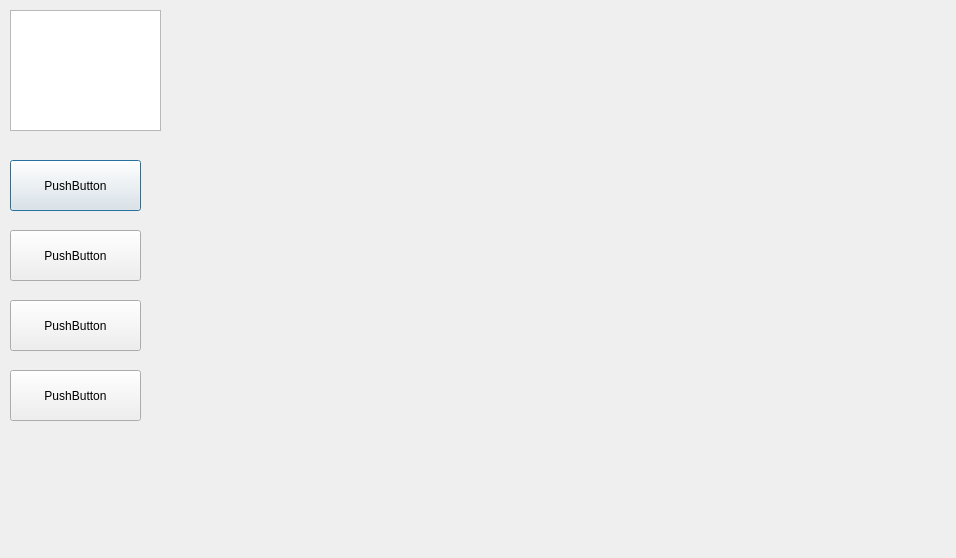
The window that TomatoClock/managetasks.ui (TomatoClock0/TomatoClock_team) describes before a commit, drawn with Qt 5.
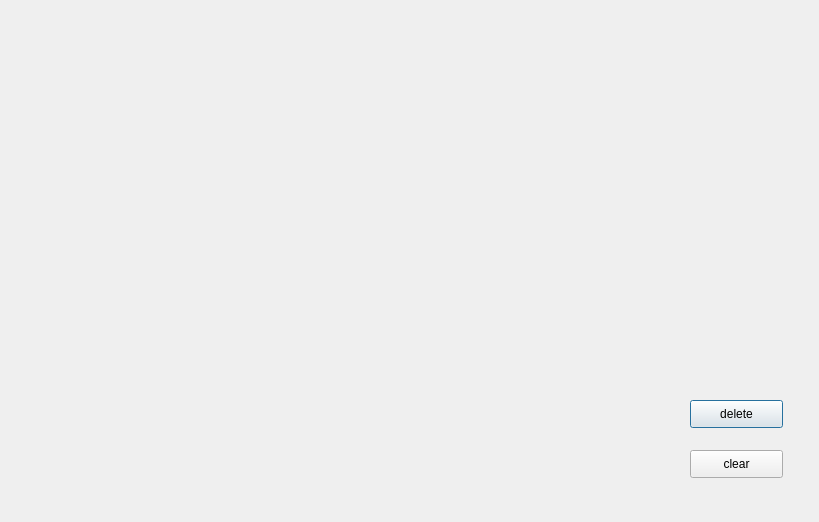
The same window after the commit.

```diff
--- a/TomatoClock/managetasks.ui
+++ b/TomatoClock/managetasks.ui
@@ -6,73 +6,37 @@
    <rect>
     <x>0</x>
     <y>0</y>
-    <width>956</width>
-    <height>558</height>
+    <width>819</width>
+    <height>522</height>
    </rect>
   </property>
   <property name="windowTitle">
    <string>Dialog</string>
   </property>
-  <widget class="QGraphicsView" name="graphicsView">
-   <property name="geometry">
-    <rect>
-     <x>10</x>
-     <y>10</y>
-     <width>151</width>
-     <height>121</height>
-    </rect>
-   </property>
-  </widget>
   <widget class="QPushButton" name="pushButton">
    <property name="geometry">
     <rect>
-     <x>10</x>
-     <y>160</y>
-     <width>131</width>
-     <height>51</height>
+     <x>690</x>
+     <y>400</y>
+     <width>93</width>
+     <height>28</height>
     </rect>
    </property>
    <property name="text">
-    <string>PushButton</string>
+    <string>delete</string>
    </property>
   </widget>
   <widget class="QPushButton" name="pushButton_2">
    <property name="geometry">
     <rect>
-     <x>10</x>
-     <y>230</y>
-     <width>131</width>
-     <height>51</height>
+     <x>690</x>
+     <y>450</y>
+     <width>93</width>
+     <height>28</height>
     </rect>
    </property>
    <property name="text">
-    <string>PushButton</string>
-   </property>
-  </widget>
-  <widget class="QPushButton" name="pushButton_3">
-   <property name="geometry">
-    <rect>
-     <x>10</x>
-     <y>300</y>
-     <width>131</width>
-     <height>51</height>
-    </rect>
-   </property>
-   <property name="text">
-    <string>PushButton</string>
-   </property>
-  </widget>
-  <widget class="QPushButton" name="pushButton_4">
-   <property name="geometry">
-    <rect>
-     <x>10</x>
-     <y>370</y>
-     <width>131</width>
-     <height>51</height>
-    </rect>
-   </property>
-   <property name="text">
-    <string>PushButton</string>
+    <string>clear</string>
    </property>
   </widget>
  </widget>
```
Left out of the diff: 4 changed lines with no effect on the pictures.
